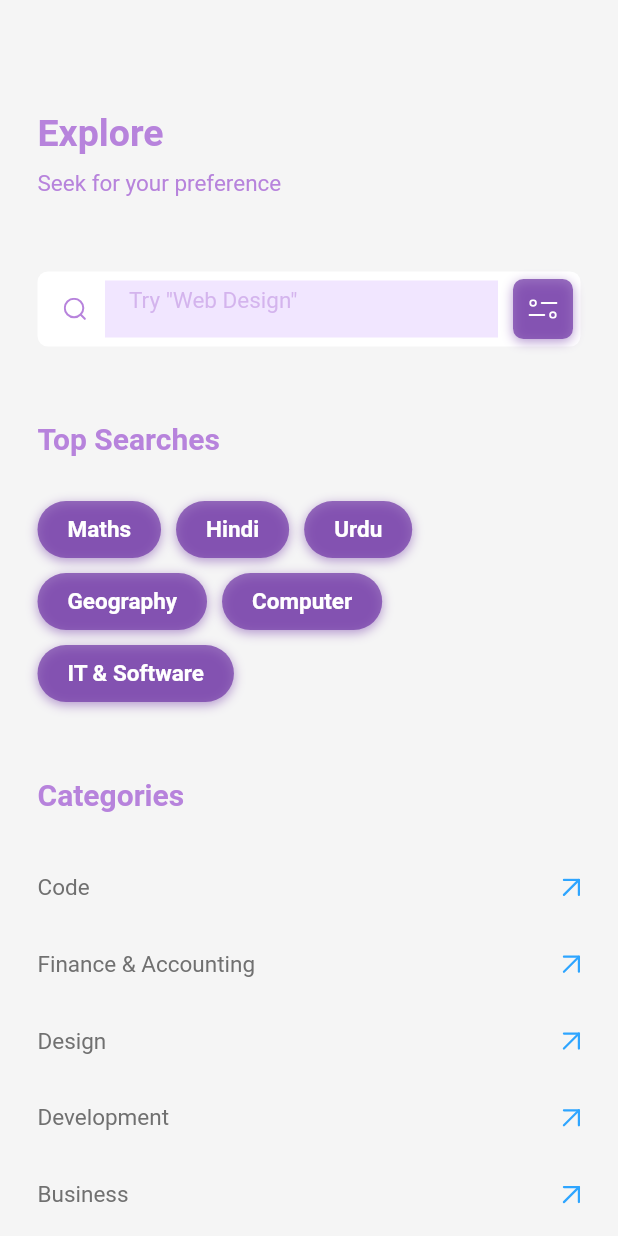
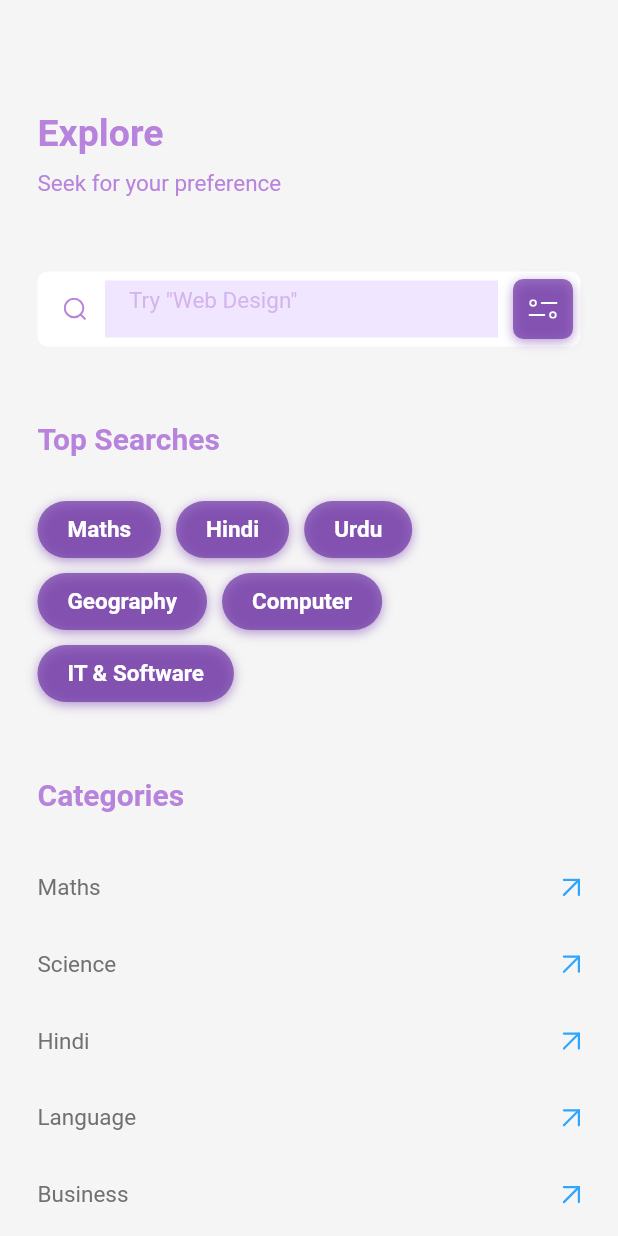
Before and after one commit to NAME-NikhilPatil/Educational_App, a Flutter app: the ExplorePage screen opened directly, on a phone screen of 412 x 824 dp. Run offline on Flutter 3.47's test engine with Material 2 defaults, Android fonts, the phone set to English and light mode, and no system bars; our stand-ins replace expandable, flutter_svg, pinput.

Commit message:
UI changes

```diff
--- a/lib/datas/category_json.dart
+++ b/lib/datas/category_json.dart
@@ -72,22 +72,22 @@ const List CategoryJson2 = [
 const List AllCategories = [
   {
     'icon': 'assets/images/code_icon.svg',
-    'title': 'Code',
+    'title': 'Maths',
     'data': Code,
   },
   {
     'icon': 'assets/images/bag_icon.svg',
-    'title': 'Finance & Accounting',
+    'title': 'Science',
     'data': Code,
   },
   {
     'icon': 'assets/images/brush_icon.svg',
-    'title': 'Design',
+    'title': 'Hindi',
     'data': Code,
   },
   {
     'icon': 'assets/images/bag_icon.svg',
-    'title': 'Development',
+    'title': 'Language',
     'data': Code,
   },
   {
@@ -97,12 +97,12 @@ const List AllCategories = [
   },
   {
     'icon': 'assets/images/bag_icon.svg',
-    'title': 'IT & Software',
+    'title': 'Personal development',
     'data': Code,
   },
   {
     'icon': 'assets/images/bag_icon.svg',
-    'title': 'Photography & Video',
+    'title': 'Test',
     'data': Code,
   },
   {
--- a/lib/widgets/custom_button_box.dart
+++ b/lib/widgets/custom_button_box.dart
@@ -30,7 +30,7 @@ class CustomButtonBox extends StatelessWidget {
       ),
       child: Text(
         title,
-        style: TextStyle(
+        style: const TextStyle(
           fontSize: 14.0,
           fontWeight: FontWeight.w700,
           color: textWhite,
--- a/lib/widgets/custom_categories_button.dart
+++ b/lib/widgets/custom_categories_button.dart
@@ -29,13 +29,13 @@ class CustomCategoriesButton extends StatelessWidget {
                 color: primary.withOpacity(0.5),
                 spreadRadius: 0.0,
                 blurRadius: 6.0,
-                offset: Offset(0, 2),
+                offset: const Offset(0, 2),
               )
             ],
           ),
           child: Text(
             title,
-            style: TextStyle(
+            style: const TextStyle(
               color: textWhite,
               fontSize: 15.0,
               fontWeight: FontWeight.w700,
--- a/lib/widgets/custom_heading.dart
+++ b/lib/widgets/custom_heading.dart
@@ -26,7 +26,7 @@ class CustomHeading extends StatelessWidget {
             fontWeight: FontWeight.w700,
           ),
         ),
-        SizedBox(height: 10.0),
+        const SizedBox(height: 10.0),
         Text(
           subTitle,
           style: TextStyle(
--- a/lib/widgets/custom_place_holder.dart
+++ b/lib/widgets/custom_place_holder.dart
@@ -1,7 +1,6 @@
 
 import 'package:educational_app/theme/constants.dart';
 import 'package:flutter/cupertino.dart';
-import 'package:flutter/material.dart';
 import 'package:flutter_svg/svg.dart';
 
 class CunstomPlaceHolder extends StatefulWidget {
@@ -12,6 +11,7 @@ class CunstomPlaceHolder extends StatefulWidget {
   final bool isSwitch;
 
   @override
+  // ignore: library_private_types_in_public_api
   _CunstomPlaceHolderState createState() => _CunstomPlaceHolderState();
 }
 
@@ -20,7 +20,7 @@ class _CunstomPlaceHolderState extends State<CunstomPlaceHolder> {
   @override
   Widget build(BuildContext context) {
     var size = MediaQuery.of(context).size;
-    return Container(
+    return SizedBox(
       width: size.width,
       height: size.width * .1,
       child: Row(
@@ -28,7 +28,7 @@ class _CunstomPlaceHolderState extends State<CunstomPlaceHolder> {
         children: [
           Text(
             widget.title,
-            style: TextStyle(
+            style: const TextStyle(
               fontSize: 15.0,
               color: grey,
             ),
@@ -43,7 +43,7 @@ class _CunstomPlaceHolderState extends State<CunstomPlaceHolder> {
                     });
                   },
                 )
-              : SvgPicture.asset(assetImg + 'arrow_up_icon.svg'),
+              : SvgPicture.asset('${assetImg}arrow_up_icon.svg'),
         ],
       ),
     );
--- a/lib/widgets/custom_search_field.dart
+++ b/lib/widgets/custom_search_field.dart
@@ -14,6 +14,7 @@ class CustomSearchField extends StatefulWidget {
   final Color? backgroundColor;
 
   @override
+  // ignore: library_private_types_in_public_api
   _CustomSearchFieldState createState() => _CustomSearchFieldState();
 }
 
@@ -37,13 +38,12 @@ class _CustomSearchFieldState extends State<CustomSearchField> {
             height: 40.0,
             width: 40.0,
             alignment: Alignment.center,
-            child: Container(
             child: SvgPicture.asset(
-                assetImg + 'search_icon.svg',
+              '${assetImg}search_icon.svg',
+              // ignore: deprecated_member_use
               color: secondary,
               // color: Colors.white,
               height: 15.0,
-              ),
             ),
           ),
           Flexible(
@@ -53,7 +53,7 @@ class _CustomSearchFieldState extends State<CustomSearchField> {
               height: 38,
               alignment: Alignment.topCenter,
               child: TextField(
-                style: TextStyle(fontSize: 15),
+                style: const TextStyle(fontSize: 15),
                 cursorColor: textBlack,
                 decoration: InputDecoration(
                   hintText: widget.hintField,
@@ -66,7 +66,7 @@ class _CustomSearchFieldState extends State<CustomSearchField> {
               ),
             ),
           ),
-          SizedBox(width: 10.0),
+          const SizedBox(width: 10.0),
           Container(
             height: 40.0,
             width: 40.0,
@@ -79,16 +79,14 @@ class _CustomSearchFieldState extends State<CustomSearchField> {
                   color: primary.withOpacity(0.5),
                   spreadRadius: 0.0,
                   blurRadius: 6.0,
-                  offset: Offset(0, 2),
+                  offset: const Offset(0, 2),
                 )
               ],
             ),
-            child: Container(
             child: SvgPicture.asset(
-                assetImg + 'filter_icon.svg',
+              '${assetImg}filter_icon.svg',
               color: textWhite,
               height: 13.0,
-              ),
             ),
           ),
         ],
--- a/lib/widgets/custom_title.dart
+++ b/lib/widgets/custom_title.dart
@@ -1,4 +1,3 @@
-import 'dart:ui';
 import 'package:educational_app/theme/constants.dart';
 import 'package:flutter/material.dart';
 
@@ -16,6 +15,7 @@ class CustomTitle extends StatelessWidget {
   final String route;
   final bool extend;
   final double fontSize;
+  // ignore: prefer_typing_uninitialized_variables
   final arg;
 
   @override
@@ -40,7 +40,7 @@ class CustomTitle extends StatelessWidget {
                   //   arguments: arg,
                   // );
                 },
-                child: Text(
+                child: const Text(
                   'See More',
                   style: TextStyle(
                       color: primary,
```
Also changed, not shown: lib/widgets/custom_app_bar.dart (+10 -8 lines), lib/widgets/custom_category_card.dart (+8 -10 lines), lib/widgets/custom_course_card.dart (+21 -19 lines), lib/widgets/custom_course_footer.dart (+9 -11 lines), lib/widgets/custom_expandable_widget.dart (+21 -21 lines), lib/widgets/custom_my_courses_card.dart (+13 -12 lines), lib/widgets/custom_person_card.dart (+10 -10 lines), lib/widgets/custom_promotion_card.dart (+8 -8 lines), lib/widgets/custom_textfield.dart (+5 -5 lines). Lines whose indentation alone changed are shown as unchanged.
